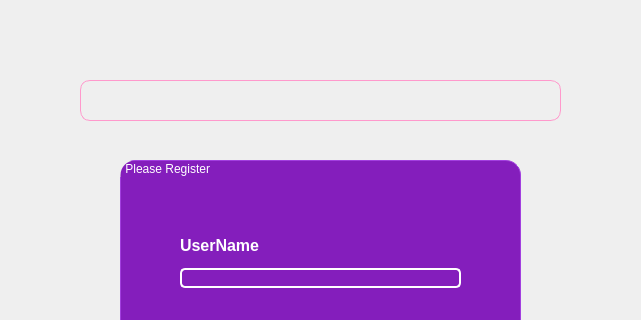
This is signup.ui in RashmikaKDH/PersonalOrganizer_OOP_miniproject as Qt 5 draws it before an edit; both pictures show x 320 to 961 and y 0 to 320 of the 1280 by 768 pixel window. The edited form follows.
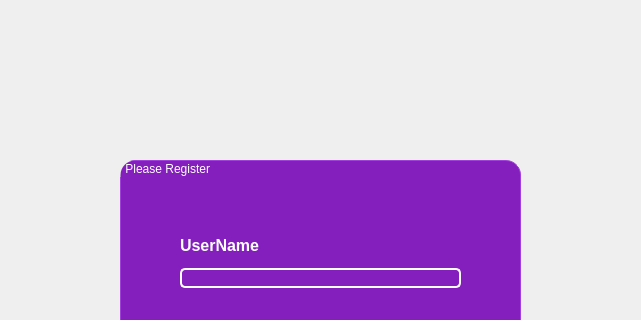
This is the edited form. Icons and pictures are not drawn.

```diff
--- a/signup.ui
+++ b/signup.ui
@@ -188,24 +188,6 @@
     </layout>
    </widget>
   </widget>
-  <widget class="QLabel" name="label">
-   <property name="geometry">
-    <rect>
-     <x>400</x>
-     <y>80</y>
-     <width>481</width>
-     <height>41</height>
-    </rect>
-   </property>
-   <property name="styleSheet">
-    <string notr="true">  border: 1px solid #ff99cc;
-  border-radius: 10px;
-color: #ff99cc;</string>
-   </property>
-   <property name="text">
-    <string/>
-   </property>
-  </widget>
   <widget class="QPushButton" name="pushButton_back">
    <property name="geometry">
     <rect>
```
